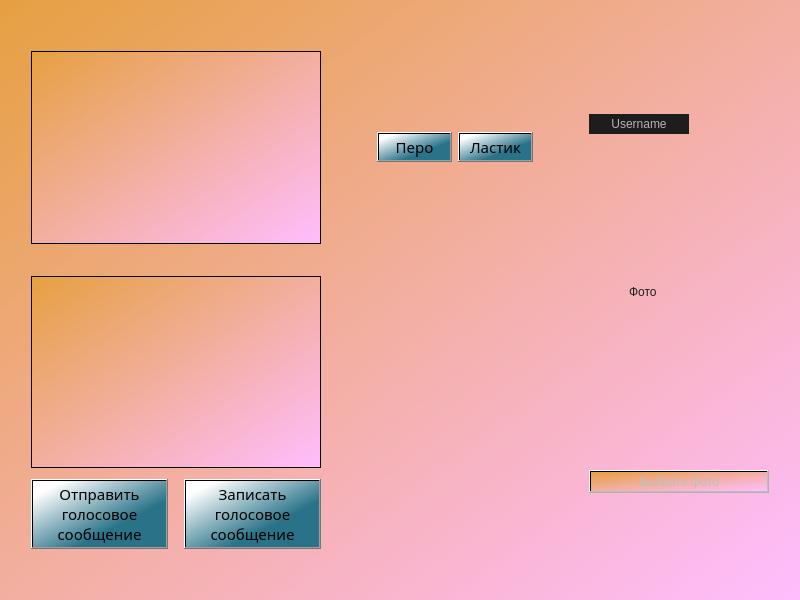
Before: the Qt Designer form Client/jeducation-v0.1/brainstorm.ui in Avedik/Desktop-application-IEducation, drawn with Qt 5.
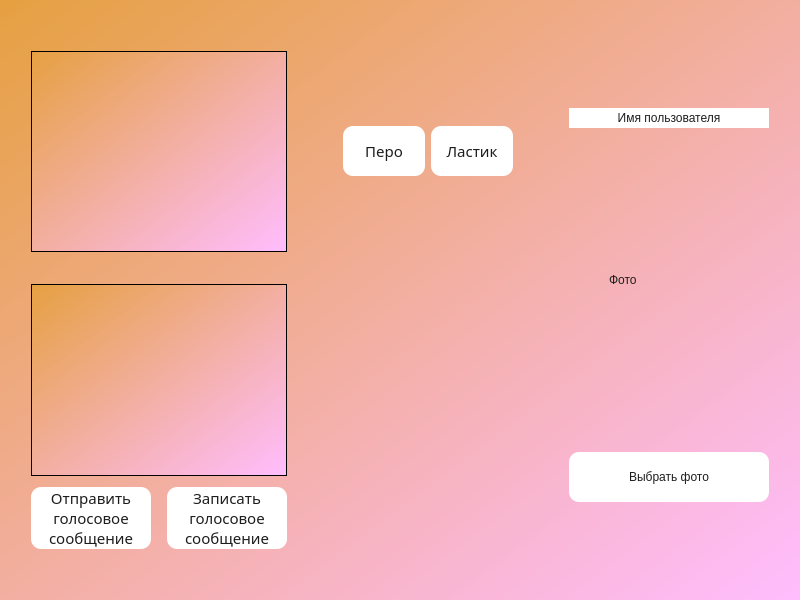
After: the same form once the commit is applied.

Commit message:
Доработка дизайна
Убрана полоска в главном окне, изменен размер таблицы, изменение стиля кнопок в окне "мозговой штурм"

```diff
--- a/Client/jeducation-v0.1/brainstorm.ui
+++ b/Client/jeducation-v0.1/brainstorm.ui
@@ -66,6 +66,18 @@
     <layout class="QHBoxLayout" name="horizontalLayout_2">
      <item>
       <widget class="QPushButton" name="pushButton">
+       <property name="sizePolicy">
+        <sizepolicy hsizetype="Expanding" vsizetype="Fixed">
+         <horstretch>0</horstretch>
+         <verstretch>0</verstretch>
+        </sizepolicy>
+       </property>
+       <property name="minimumSize">
+        <size>
+         <width>0</width>
+         <height>50</height>
+        </size>
+       </property>
        <property name="font">
         <font>
          <family>Bahnschrift</family>
@@ -73,7 +85,10 @@
         </font>
        </property>
        <property name="styleSheet">
-        <string notr="true">background-color: qlineargradient(spread:pad, x1:0.652, y1:0.67, x2:0.096, y2:0.136227, stop:0 rgba(41, 114, 136, 255), stop:1 rgba(255, 255, 255, 255));</string>
+        <string notr="true">background-color: rgb(255, 255, 255);
+color: rgb(29, 29, 29);
+border:2px;
+border-radius:10;</string>
        </property>
        <property name="text">
         <string>Перо</string>
@@ -82,6 +97,18 @@
      </item>
      <item>
       <widget class="QPushButton" name="pushButton_2">
+       <property name="sizePolicy">
+        <sizepolicy hsizetype="Expanding" vsizetype="Fixed">
+         <horstretch>0</horstretch>
+         <verstretch>0</verstretch>
+        </sizepolicy>
+       </property>
+       <property name="minimumSize">
+        <size>
+         <width>0</width>
+         <height>50</height>
+        </size>
+       </property>
        <property name="font">
         <font>
          <family>Bahnschrift</family>
@@ -89,7 +116,10 @@
         </font>
        </property>
        <property name="styleSheet">
-        <string notr="true">background-color: qlineargradient(spread:pad, x1:0.652, y1:0.67, x2:0.096, y2:0.136227, stop:0 rgba(41, 114, 136, 255), stop:1 rgba(255, 255, 255, 255));</string>
+        <string notr="true">background-color: rgb(255, 255, 255);
+color: rgb(29, 29, 29);
+border:2px;
+border-radius:10;</string>
        </property>
        <property name="text">
         <string>Ластик</string>
@@ -133,7 +163,10 @@
           </font>
          </property>
          <property name="styleSheet">
-          <string notr="true">background-color: qlineargradient(spread:pad, x1:0.652, y1:0.67, x2:0.096, y2:0.136227, stop:0 rgba(41, 114, 136, 255), stop:1 rgba(255, 255, 255, 255));</string>
+          <string notr="true">background-color: rgb(255, 255, 255);
+color: rgb(29, 29, 29);
+border:2px;
+border-radius:10;</string>
          </property>
          <property name="text">
           <string>Отправить
@@ -167,7 +200,10 @@
           </font>
          </property>
          <property name="styleSheet">
-          <string notr="true">background-color: qlineargradient(spread:pad, x1:0.652, y1:0.67, x2:0.096, y2:0.136227, stop:0 rgba(41, 114, 136, 255), stop:1 rgba(255, 255, 255, 255));</string>
+          <string notr="true">background-color: rgb(255, 255, 255);
+color: rgb(29, 29, 29);
+border:2px;
+border-radius:10;</string>
          </property>
          <property name="text">
           <string>Записать
@@ -239,14 +275,14 @@
      <item>
       <widget class="QLabel" name="label_3">
        <property name="sizePolicy">
-        <sizepolicy hsizetype="Preferred" vsizetype="Expanding">
+        <sizepolicy hsizetype="Expanding" vsizetype="Expanding">
          <horstretch>0</horstretch>
          <verstretch>0</verstretch>
         </sizepolicy>
        </property>
        <property name="minimumSize">
         <size>
-         <width>100</width>
+         <width>200</width>
          <height>20</height>
         </size>
        </property>
@@ -257,12 +293,13 @@
         </size>
        </property>
        <property name="styleSheet">
-        <string notr="true">background-color: rgb(29, 29, 29);
-color: rgb(179, 179, 179);
+        <string notr="true">background-color: rgb(255, 255, 255);
+color: rgb(29, 29, 29);
+border:2px;
 </string>
        </property>
        <property name="text">
-        <string>Username</string>
+        <string>Имя пользователя</string>
        </property>
        <property name="alignment">
         <set>Qt::AlignCenter</set>
@@ -355,12 +392,24 @@
          <property name="enabled">
           <bool>false</bool>
          </property>
+         <property name="minimumSize">
+          <size>
+           <width>0</width>
+           <height>50</height>
+          </size>
+         </property>
          <property name="maximumSize">
           <size>
            <width>400</width>
            <height>16777215</height>
           </size>
          </property>
+         <property name="styleSheet">
+          <string notr="true">background-color: rgb(255, 255, 255);
+color: rgb(29, 29, 29);
+border:2px;
+border-radius:10;</string>
+         </property>
          <property name="text">
           <string>Выбрать фото</string>
          </property>
```
The commit also changes 2 other files.
